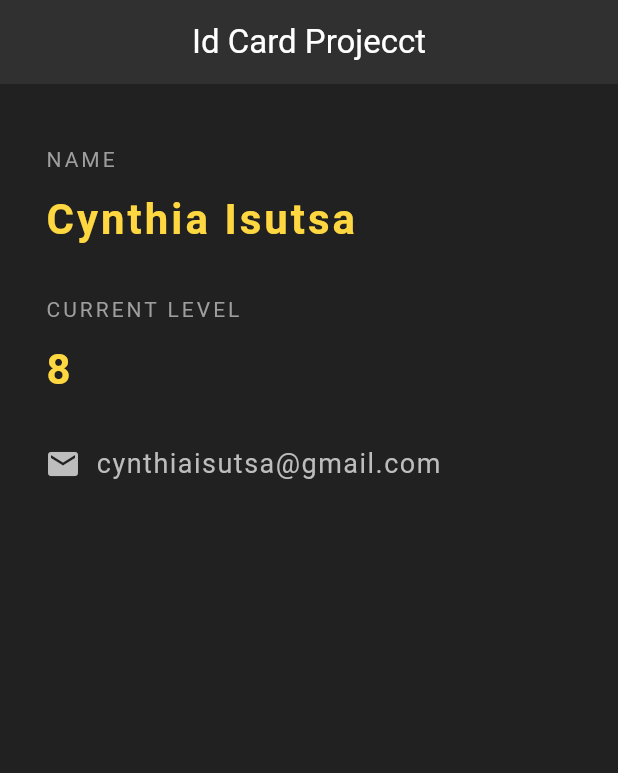
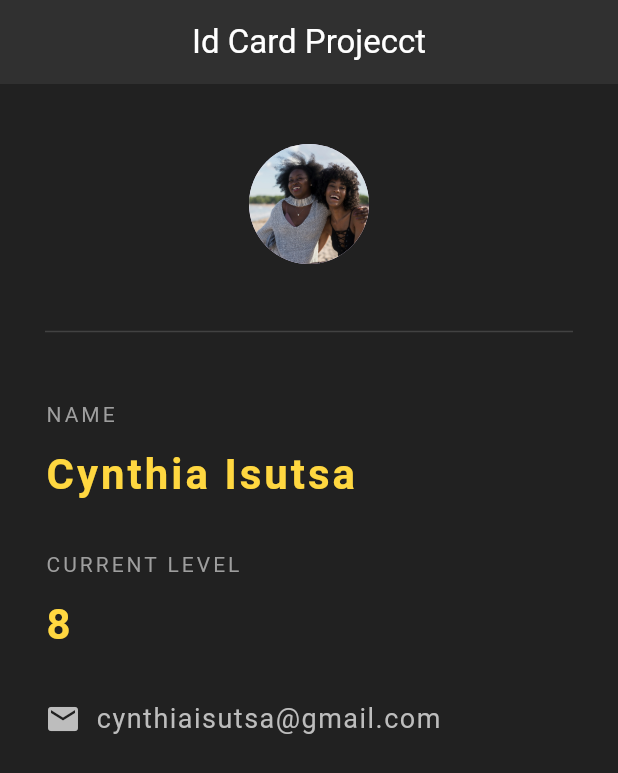
Before and after one commit to Cynthia-Isutsa/idcardproject, a Flutter app: the screen it shows after launch, on a phone screen of 412 x 824 dp. Shown: the top 773 px of the screen. Run offline on Flutter 3.47's test engine with Material 3 defaults, Android fonts, the light colour scheme and no system bars; Roboto replaces fonts that are missing (Pacifico).

Commit message:
assets && divider

```diff
--- a/lib/main.dart
+++ b/lib/main.dart
@@ -30,6 +30,18 @@
         child: Column(
           crossAxisAlignment: CrossAxisAlignment.start,
           children: <Widget>[
+            // Image.asset('assets/image101.jpg'),
+            const Center(
+              child: CircleAvatar(
+                  backgroundImage: AssetImage('assets/image101.jpg'),
+                radius: 40.0,
+              ),
+            ),
+           Divider(
+            height: 90.0,
+            color: Colors.grey[800],
+
+           ),
             const Text(
               "NAME",
               style: TextStyle(
--- a/pubspec.yaml
+++ b/pubspec.yaml
@@ -59,9 +59,8 @@ flutter:
   uses-material-design: true
 
   # To add assets to your application, add an assets section, like this:
-  # assets:
-  #   - images/a_dot_burr.jpeg
-  #   - images/a_dot_ham.jpeg
+  assets:
+    - assets/image101.jpg
 
   # An image asset can refer to one or more resolution-specific "variants", see
   # https://flutter.dev/to/resolution-aware-images
```
Also changed, not shown: assets/image101.jpg (added).
